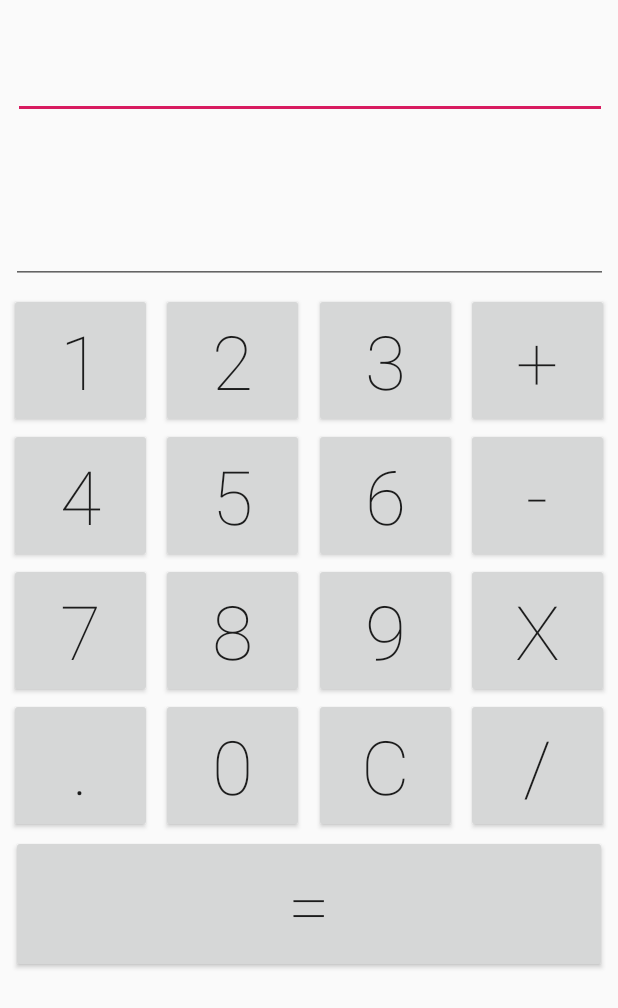
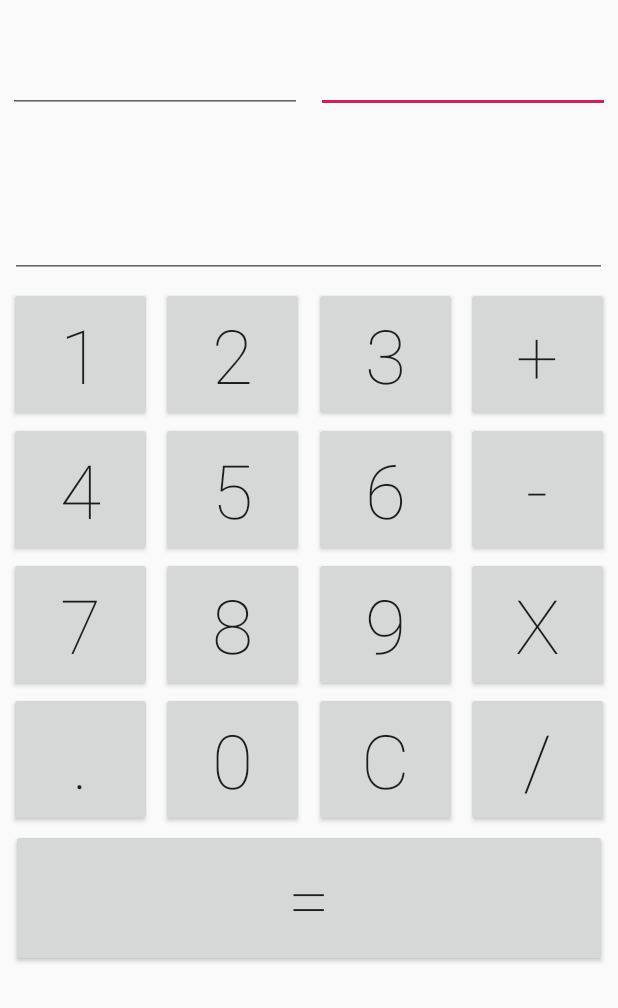
Before and after one commit to Sneheshdutta/Android-Calculator, an Android app: the screen it shows after launch (MainActivity), after a tap on an icon or button, on a phone screen of 412 x 824 dp. Shown: the top 1008 px of the screen. Run offline under Robolectric (Android 15) with nearby library versions, the light colour scheme and no system bars; 1 other tap on this screen came first.

Commit message:
third display(ed3) aded

```diff
--- a/app/src/main/java/com/gadgetguys/calculator/MainActivity.java
+++ b/app/src/main/java/com/gadgetguys/calculator/MainActivity.java
@@ -11,7 +11,8 @@ public class MainActivity extends AppCompatActivity {
     Button btn1,btn2,btn3,btn4,btn5,btn6,btn7,btn8,btn9,btn0,btnDot;
     Button btnAdd,btnSub,btnMul,btnDiv,btnEqual;
     Button btnClear;
-    EditText ed1,ed2;
+    EditText ed1,ed2,ed3;
+    int x=0;
     float Res1,Res2;
     boolean Add,Sub,Mul,Div;
 
@@ -38,6 +39,10 @@ public class MainActivity extends AppCompatActivity {
         btnEqual=(Button)findViewById(R.id.btnEqual);
         ed1=(EditText)findViewById(R.id.ed1);
         ed2=(EditText)findViewById(R.id.ed2);
+        ed3=(EditText)findViewById(R.id.ed3);
+        ed1.setText(null);
+        ed2.setText(null);
+        ed3.setText(null);
 
         btn1.setOnClickListener(new View.OnClickListener() {
             @Override
@@ -105,15 +110,18 @@ public class MainActivity extends AppCompatActivity {
                 ed1.setText(ed1.getText()+"0");
             }
         });
+
+
         btnAdd.setOnClickListener(new View.OnClickListener() {
             @Override
             public void onClick(View v) {
                 if(ed1==null){
-                    ed1.setText("");
+                    ed1.setText(null);
                 }
                 else{
                     Res1=Float.parseFloat(ed1.getText()+"");
                     Add=true;
+                    ed3.setText(ed1.getText()+"+");
                     ed1.setText(null);
                 }
             }
@@ -122,11 +130,12 @@ public class MainActivity extends AppCompatActivity {
             @Override
             public void onClick(View v) {
                 if(ed1==null){
-                    ed1.setText("");
+                    ed1.setText(null);
                 }
                 else{
                     Res1=Float.parseFloat(ed1.getText()+"");
                     Sub=true;
+                    ed3.setText(ed1.getText()+"-");
                     ed1.setText(null);
                 }
             }
@@ -135,11 +144,12 @@ public class MainActivity extends AppCompatActivity {
             @Override
             public void onClick(View v) {
                 if(ed1==null){
-                    ed1.setText("");
+                    ed1.setText(null);
                 }
                 else{
                     Res1=Float.parseFloat(ed1.getText()+"");
                     Mul=true;
+                    ed3.setText(ed1.getText()+"*");
                     ed1.setText(null);
                 }
             }
@@ -148,11 +158,12 @@ public class MainActivity extends AppCompatActivity {
             @Override
             public void onClick(View v) {
                 if(ed1==null){
-                    ed1.setText("");
+                    ed1.setText(null);
                 }
                 else{
                     Res1=Float.parseFloat(ed1.getText()+"");
                     Div=true;
+                    ed3.setText(ed1.getText()+"/");
                     ed1.setText(null);
                 }
             }
@@ -186,7 +197,9 @@ public class MainActivity extends AppCompatActivity {
         btnClear.setOnClickListener(new View.OnClickListener() {
             @Override
             public void onClick(View v) {
-                ed1.setText("");
+                ed1.setText(null);
+                ed2.setText(null);
+                ed3.setText(null);
             }
         });
     }
--- a/app/src/main/res/layout/activity_main.xml
+++ b/app/src/main/res/layout/activity_main.xml
@@ -222,25 +222,48 @@
 
     <EditText
         android:id="@+id/ed1"
-        android:layout_width="396dp"
-        android:layout_height="72dp"
-        android:layout_marginTop="7dp"
+        android:layout_width="196dp"
+        android:layout_height="67dp"
+        android:layout_marginStart="3dp"
+        android:layout_marginTop="8dp"
+        android:layout_marginEnd="2dp"
         android:ems="10"
         android:fontFamily="sans-serif-thin"
         android:gravity="top|left|center_vertical"
         android:inputType="textPersonName"
         android:textAlignment="textEnd"
         android:textSize="36sp"
+        app:layout_constraintBottom_toBottomOf="parent"
         app:layout_constraintEnd_toEndOf="parent"
-        app:layout_constraintHorizontal_bias="0.545"
+        app:layout_constraintStart_toEndOf="@+id/ed3"
+        app:layout_constraintTop_toTopOf="parent"
+        app:layout_constraintVertical_bias="0.0" />
+
+    <EditText
+        android:id="@+id/ed3"
+        android:layout_width="196dp"
+        android:layout_height="67dp"
+        android:layout_marginStart="2dp"
+        android:layout_marginTop="8dp"
+        android:layout_marginEnd="3dp"
+        android:ems="10"
+        android:fontFamily="sans-serif-thin"
+        android:gravity="top|left|center_vertical"
+        android:inputType="textPersonName"
+        android:textAlignment="textStart"
+        android:textSize="36sp"
+        app:layout_constraintBottom_toBottomOf="parent"
+        app:layout_constraintEnd_toStartOf="@+id/ed1"
+        app:layout_constraintHorizontal_bias="0.0"
         app:layout_constraintStart_toStartOf="parent"
-        app:layout_constraintTop_toTopOf="parent" />
+        app:layout_constraintTop_toTopOf="parent"
+        app:layout_constraintVertical_bias="0.0" />
 
     <EditText
         android:id="@+id/ed2"
         android:layout_width="398dp"
-        android:layout_height="104dp"
-        android:layout_marginTop="6dp"
+        android:layout_height="106dp"
+        android:layout_marginTop="79dp"
         android:ems="10"
         android:fontFamily="sans-serif-thin"
         android:gravity="top|left|center_vertical"
@@ -248,7 +271,8 @@
         android:textAlignment="textEnd"
         android:textSize="75sp"
         app:layout_constraintEnd_toEndOf="parent"
+        app:layout_constraintHorizontal_bias="0.461"
         app:layout_constraintStart_toStartOf="parent"
-        app:layout_constraintTop_toBottomOf="@+id/ed1" />
+        app:layout_constraintTop_toTopOf="parent" />
 
 </androidx.constraintlayout.widget.ConstraintLayout>
```
